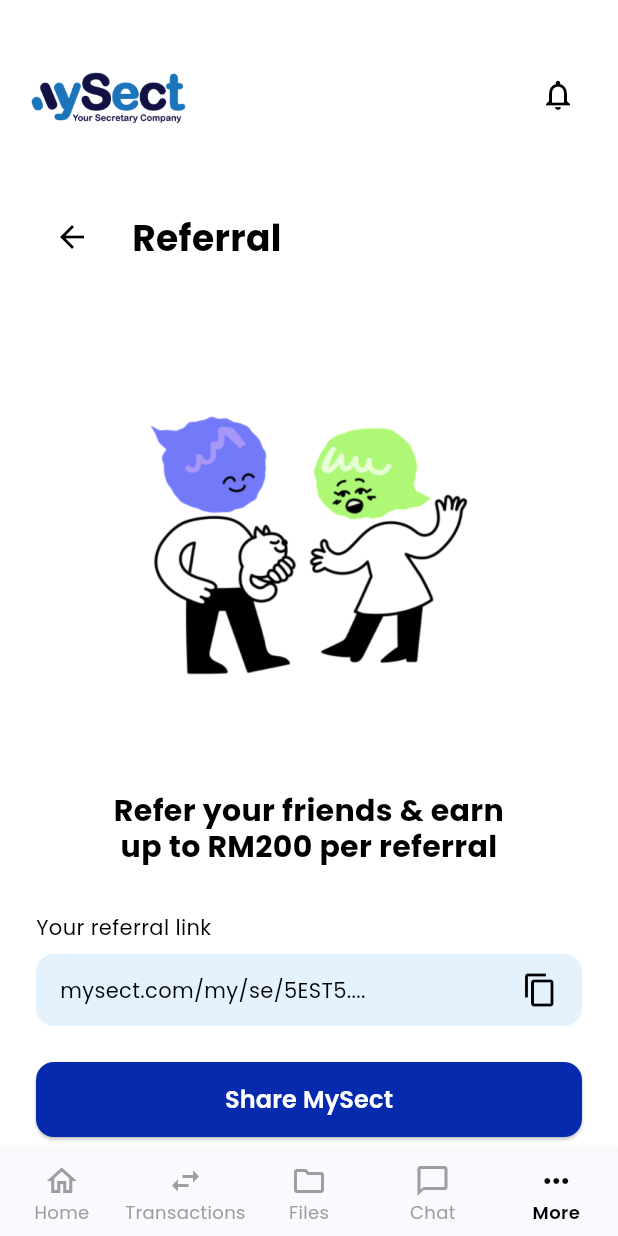
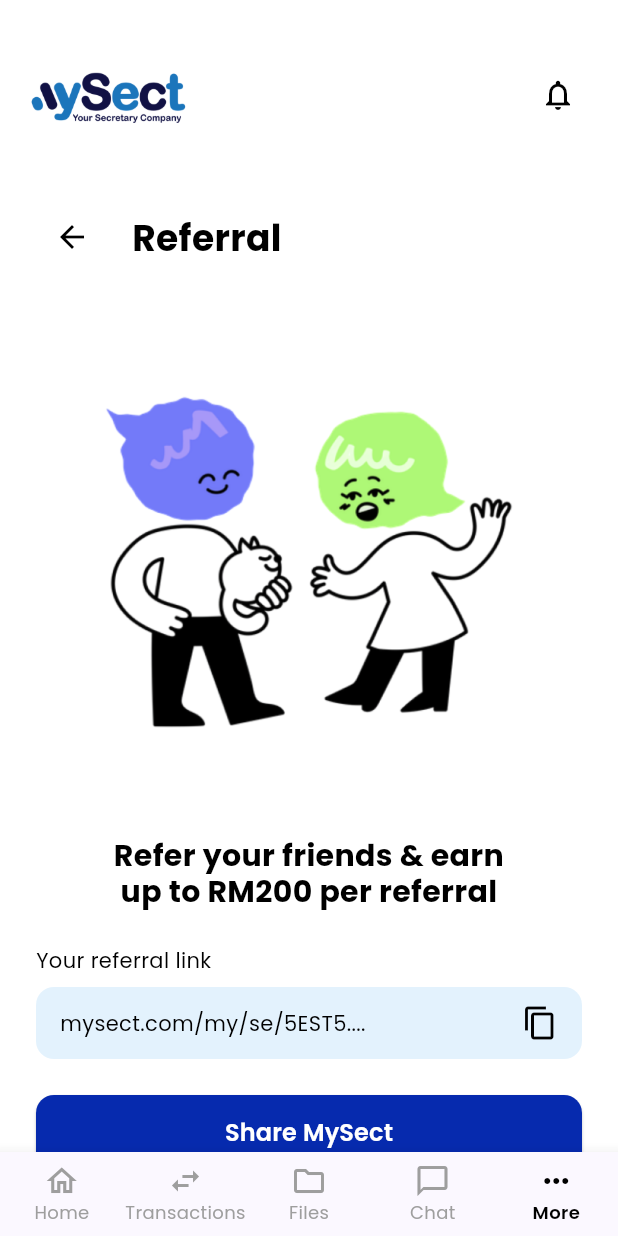
Before and after one commit to DCSDev-coder/MySect, a Flutter app: the ReferralPage screen opened directly, on a phone screen of 412 x 824 dp. Run offline on Flutter 3.47's test engine with Material 3 defaults, Android fonts, the phone set to English and light mode, and no system bars; our stand-ins replace file_picker, google_fonts, image_picker, table_calendar.

Commit message:
Referral and customer support pages

```diff
--- a/mobile_app/lib/mobile_app/more/customer_support_page.dart
+++ b/mobile_app/lib/mobile_app/more/customer_support_page.dart
@@ -132,7 +132,7 @@
                     ),
                     const SizedBox(height: 8),
                     DropdownButtonFormField<String>(
-                      value: _selectedIssueType,
+                      initialValue: _selectedIssueType,
                       hint: Text(
                         'Select issue type',
                         style: GoogleFonts.poppins(color: Colors.grey),
--- a/mobile_app/lib/mobile_app/more/referral_page.dart
+++ b/mobile_app/lib/mobile_app/more/referral_page.dart
@@ -117,16 +117,16 @@
                 child: Column(
                   crossAxisAlignment: CrossAxisAlignment.start,
                   children: [
-                    const SizedBox(height: 40),
+                    const SizedBox(height: 16),
 
                     Center(
                       child: Image.asset(
                         'assets/referral.png',
-                        height: 250,
+                        height: 320,
                         fit: BoxFit.contain,
                       ),
                     ),
-                    const SizedBox(height: 40),
+                    const SizedBox(height: 24),
 
                     Center(
                       child: Text(
@@ -140,7 +140,7 @@
                         ),
                       ),
                     ),
-                    const SizedBox(height: 32),
+                    const SizedBox(height: 24),
 
                     Text(
                       'Your referral link',
```
